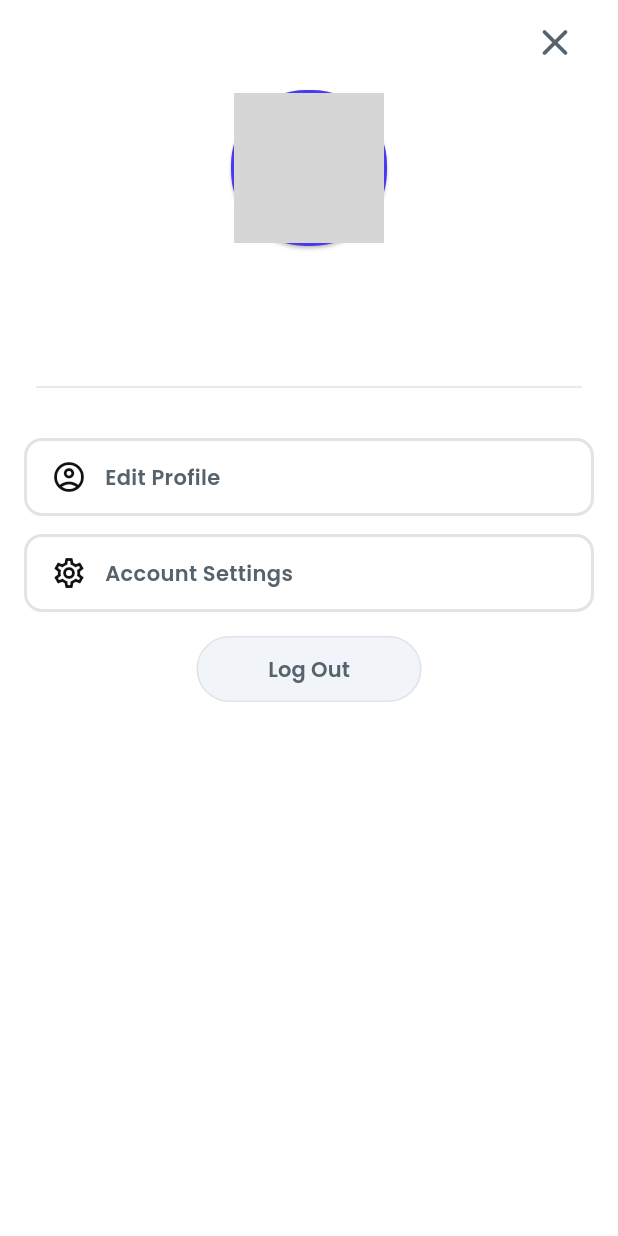
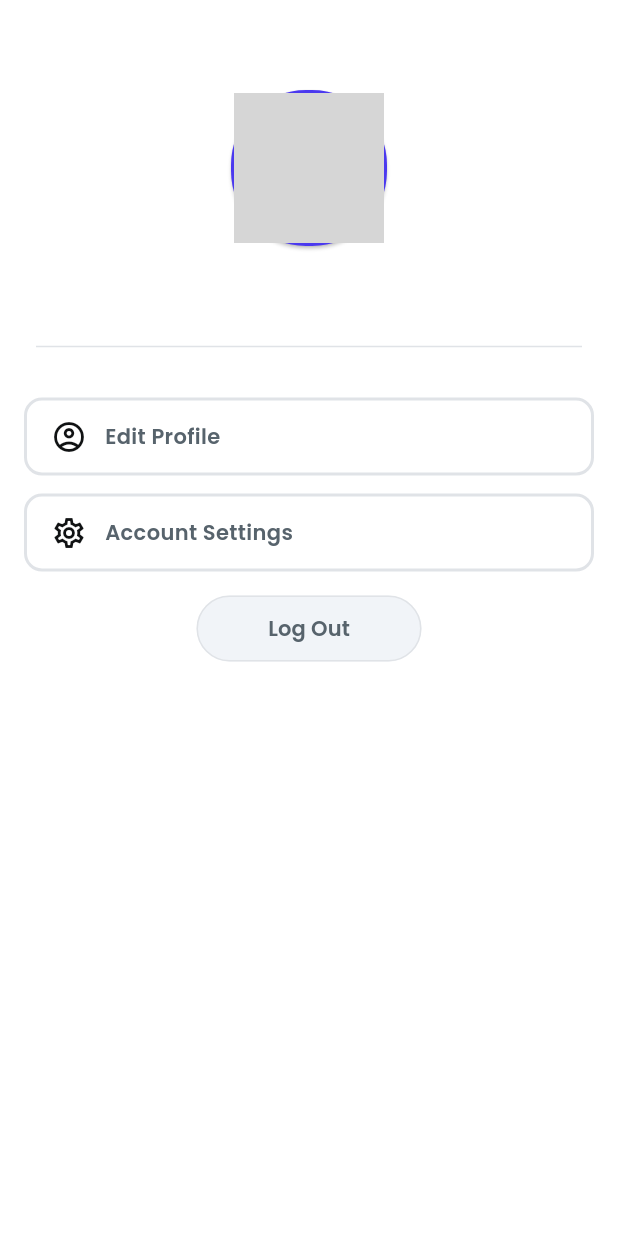
Before and after one commit to Kookutility/isHere-app-front, a Flutter app: the ProfileWidget screen opened directly, on a phone screen of 412 x 824 dp. Run offline on Flutter 3.47's test engine with Material 3 defaults, Android fonts, the phone set to English and light mode, and no system bars; drawn by our look-alikes of auto_size_text; our stand-ins replace badges, cloud_firestore, easy_debounce, file_picker, firebase_auth, firebase_core and 16 more; missing offline and left inert: flutter_naver_map, json_path, mime_type, text_search; accounts and stored records are empty; network calls fail; grey boxes are pictures that could not be loaded.

Commit message:
12.27 profile ui update

```diff
--- a/lib/authentication/authentication_widget.dart
+++ b/lib/authentication/authentication_widget.dart
@@ -9,6 +9,10 @@ import 'package:google_fonts/google_fonts.dart';
 import 'package:provider/provider.dart';
 import 'authentication_model.dart';
 export 'authentication_model.dart';
+
+//길어서 주요 주석 내용 여기에 놓겠습니다. ctrl+f 로 밑의 내용 검색해서 검색 가능합니다.
+
+
 
 class AuthenticationWidget extends StatefulWidget {
   const AuthenticationWidget({Key? key}) : super(key: key);
--- a/lib/flutter_flow/nav/nav.dart
+++ b/lib/flutter_flow/nav/nav.dart
@@ -114,7 +114,6 @@ GoRouter createRouter(AppStateNotifier appStateNotifier) => GoRouter(
           path: 'chats',
           builder: (context, params) => ChatsWidget(
             userName: params.getParam('userName', ParamType.String),
-            email: params.getParam('email', ParamType.String),
             chatUser: params.getParam(
                 'chatUser', ParamType.DocumentReference, false, ['chats']),
             userRef: params.getParam(
--- a/lib/profile/profile_widget.dart
+++ b/lib/profile/profile_widget.dart
@@ -66,25 +66,6 @@ class _ProfileWidgetState extends State<ProfileWidget>
         appBar: AppBar(
           backgroundColor: FlutterFlowTheme.of(context).secondaryBackground,
           automaticallyImplyLeading: false,
-          actions: [
-            Padding(
-              padding: EdgeInsetsDirectional.fromSTEB(0.0, 0.0, 12.0, 0.0),
-              child: FlutterFlowIconButton(
-                borderColor: Colors.transparent,
-                borderRadius: 30.0,
-                borderWidth: 1.0,
-                buttonSize: 60.0,
-                icon: Icon(
-                  Icons.close_rounded,
-                  color: FlutterFlowTheme.of(context).secondaryText,
-                  size: 30.0,
-                ),
-                onPressed: () async {
-                  context.pop();
-                },
-              ),
-            ),
-          ],
           centerTitle: false,
           elevation: 0.0,
         ),
@@ -121,16 +102,6 @@ class _ProfileWidgetState extends State<ProfileWidget>
                     currentUserDisplayName,
                     style: FlutterFlowTheme.of(context).headlineSmall,
                   ),
-                ),
-              ),
-              Padding(
-                padding: EdgeInsetsDirectional.fromSTEB(0.0, 4.0, 0.0, 0.0),
-                child: Text(
-                  currentUserEmail,
-                  style: FlutterFlowTheme.of(context).titleSmall.override(
-                        fontFamily: 'Poppins',
-                        color: FlutterFlowTheme.of(context).secondary,
-                      ),
                 ),
               ),
               Divider(
```
Also changed, not shown: lib/chats/chats_widget.dart (+0 -18 lines).
